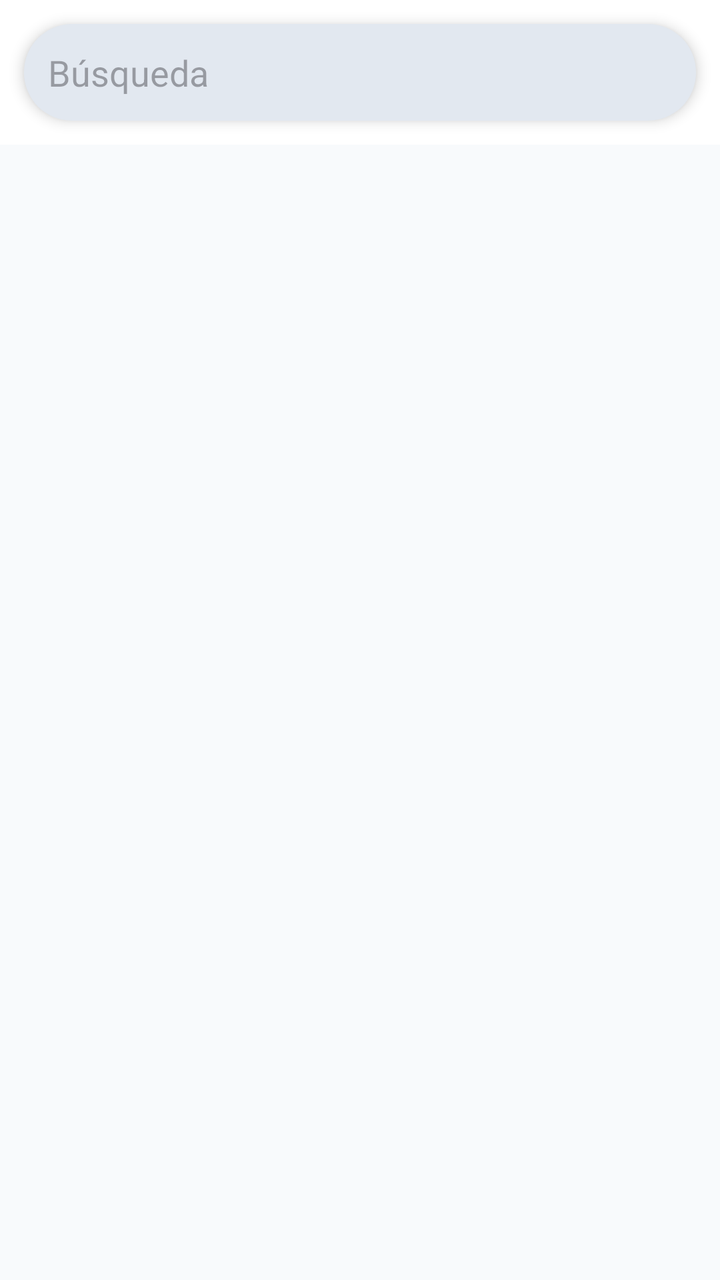
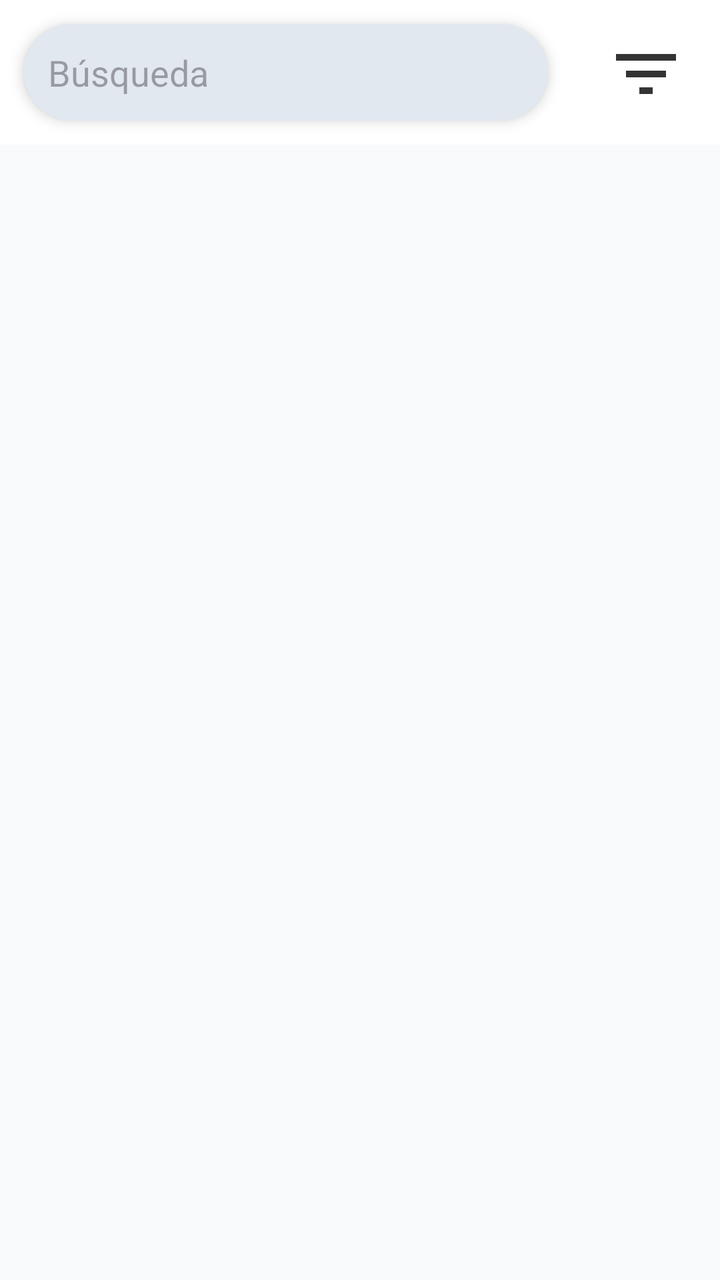

An Android layout rendered at two revisions. The XML below is the earlier revision; the diff shows what the commit changed to produce the second picture.
<!-- AndroidManifest.xml: application theme Theme.EonNav -->
<!-- res/layout/fragment_pokedex.xml -->
<?xml version="1.0" encoding="utf-8"?>
<androidx.constraintlayout.widget.ConstraintLayout xmlns:android="http://schemas.android.com/apk/res/android"
    android:layout_width="match_parent"
    android:layout_height="match_parent"
    xmlns:app="http://schemas.android.com/apk/res-auto"
    android:background="@color/white">

    <EditText
        android:id="@+id/searchBar"
        android:layout_width="0dp"
        android:layout_height="wrap_content"
        android:hint="Búsqueda"
        android:padding="12dp"
        android:background="@drawable/search_background"
        android:elevation="4dp"
        android:textColor="@color/black"
        android:layout_margin="12dp"
        app:layout_constraintTop_toTopOf="parent"
        app:layout_constraintStart_toStartOf="parent"
        app:layout_constraintEnd_toEndOf="parent"/>

    <androidx.recyclerview.widget.RecyclerView
        android:id="@+id/recyclerView"
        android:layout_width="match_parent"
        android:layout_height="@+id/searchBar"
        android:background="@color/eonnav_white"
        app:layout_constraintBottom_toBottomOf="parent"
        app:layout_constraintTop_toBottomOf="@+id/searchBar"
        android:layout_marginTop="12dp"/>

</androidx.constraintlayout.widget.ConstraintLayout>
<!-- resources referenced by this layout -->
<resources>
  <color name="black">#FF000000</color>
  <color name="eonnav_white">#F8FAFC</color>
  <color name="white">#FFFFFFFF</color>
  <!-- drawable search_background (drawable) -->
  <?xml version="1.0" encoding="utf-8"?>
  <shape xmlns:android="http://schemas.android.com/apk/res/android">
      <solid android:color="@color/eonnav_grey"/>
      <corners android:radius="24dp"/>
  </shape>
  <style name="Theme.EonNav" parent="Base.Theme.EonNav" />
  <color name="eonnav_grey">#E2E8F0</color>
  <style name="Base.Theme.EonNav" parent="Theme.Material3.DayNight.NoActionBar">
          
          
      </style>
</resources>

<!-- the commit's change to res/layout/fragment_pokedex.xml (unified diff, before → after) -->
@@ -17,6 +17,16 @@
         android:layout_margin="12dp"
         app:layout_constraintTop_toTopOf="parent"
         app:layout_constraintStart_toStartOf="parent"
+        app:layout_constraintEnd_toStartOf="@id/filterButton"/>
+
+    <ImageButton
+        android:id="@+id/filterButton"
+        android:layout_width="74dp"
+        android:layout_height="74dp"
+        android:src="@drawable/icon_filter"
+        android:background="@android:color/transparent"
+        app:layout_constraintTop_toTopOf="parent"
+        app:layout_constraintStart_toEndOf="@id/searchBar"
         app:layout_constraintEnd_toEndOf="parent"/>
 
     <androidx.recyclerview.widget.RecyclerView
<!-- resource entries referenced after the edit -->
@@ -3,6 +3,12 @@
   <color name="black">#FF000000</color>
   <color name="eonnav_white">#F8FAFC</color>
   <color name="white">#FFFFFFFF</color>
+  <!-- drawable icon_filter (drawable) -->
+  <vector xmlns:android="http://schemas.android.com/apk/res/android" android:height="40dp" android:tint="#353434" android:viewportHeight="960" android:viewportWidth="960" android:width="40dp">
+        
+      <path android:fillColor="@android:color/white" android:pathData="M400,720L400,640L560,640L560,720L400,720ZM240,520L240,440L720,440L720,520L240,520ZM120,320L120,240L840,240L840,320L120,320Z"/>
+      
+  </vector>
   <!-- drawable search_background (drawable) -->
   <?xml version="1.0" encoding="utf-8"?>
   <shape xmlns:android="http://schemas.android.com/apk/res/android">
